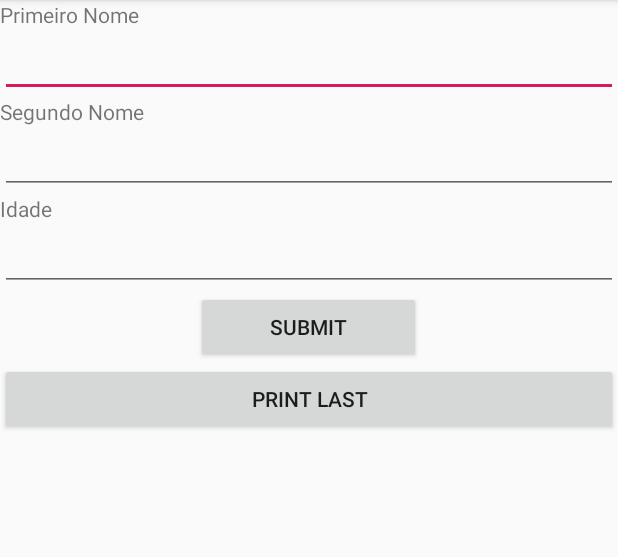
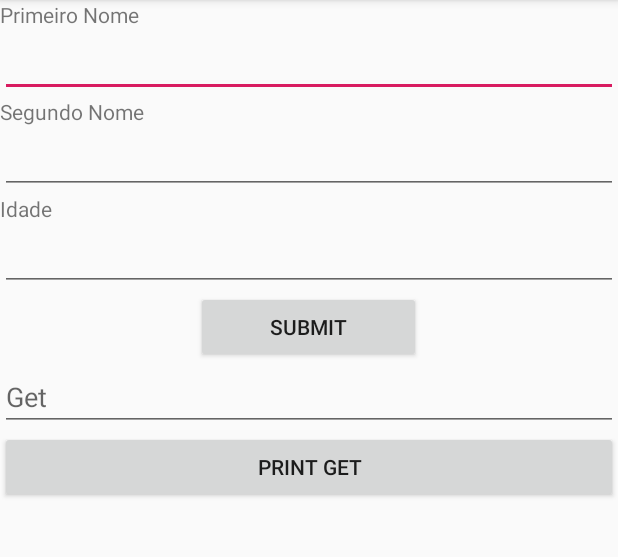
Before and after one commit to BarreiraTom/ULP-SistEmbeb-SE201920_G01-20091502-21704830, an Android app: the screen it shows after launch (MainActivity), on a phone screen of 412 x 824 dp, the part 84-641 px from its top. Run offline under Robolectric (Android 15) with nearby library versions, the phone set to English and light mode, and no system bars.

Commit message:
Created Database and Added main Inserts

```diff
--- a/app/src/main/res/layout/testlayout.xml
+++ b/app/src/main/res/layout/testlayout.xml
@@ -54,10 +54,18 @@
         android:onClick="add"
         android:text="Submit" />
 
+    <EditText
+        android:id="@+id/editTextGet"
+        android:layout_width="match_parent"
+        android:layout_height="wrap_content"
+        android:ems="10"
+        android:hint="Get"
+        android:inputType="number" />
+
     <Button
         android:id="@+id/prntLst"
         android:layout_width="match_parent"
         android:layout_height="wrap_content"
         android:onClick="testgetLast"
-        android:text="Print last" />
+        android:text="Print Get" />
 </LinearLayout>
```
Also changed, not shown: app/src/main/java/pt/ulp/se201920_g01_20091502_21704830/DatabaseHelper.kt (+43 -11 lines), app/src/main/java/pt/ulp/se201920_g01_20091502_21704830/MainActivity.kt (+8 -0 lines).
